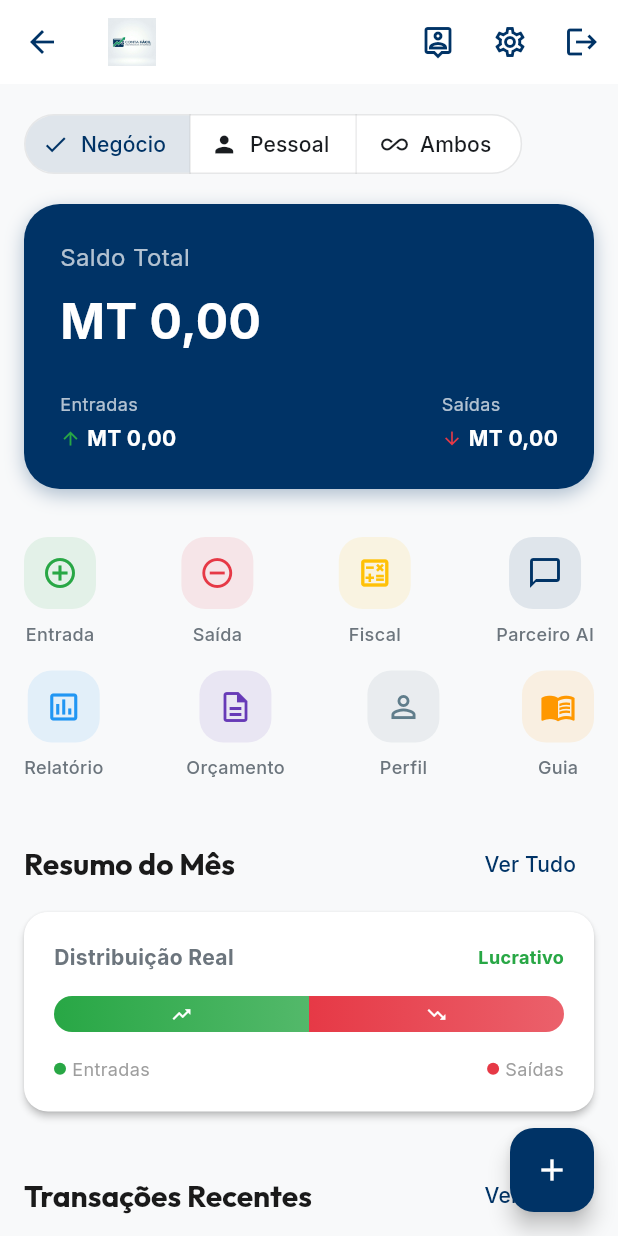
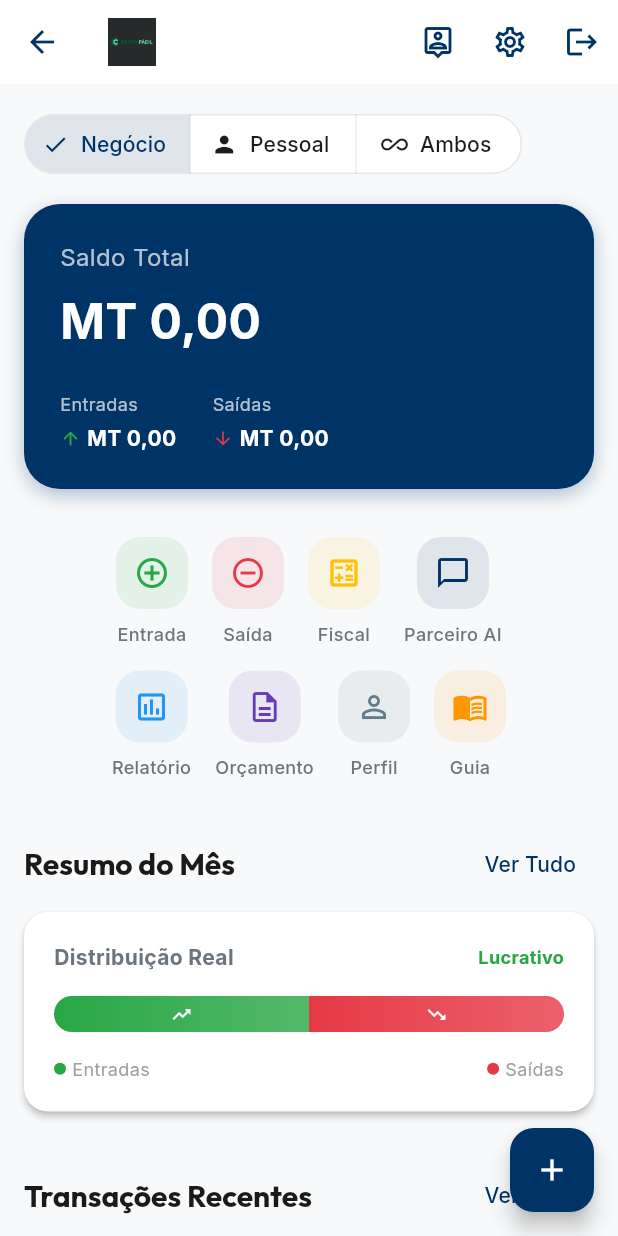
Before and after one commit to iradoweck/conta-facil, a Flutter app: the DashboardScreen screen opened directly, on a phone screen of 412 x 824 dp. Run offline on Flutter 3.47's test engine with Material 3 defaults, Android fonts, the light colour scheme and no system bars; our stand-ins replace flutter_riverpod, google_fonts, shared_preferences; accounts and stored records are empty.

```diff
--- a/lib/features/financeiro/presentation/screens/dashboard_screen.dart
+++ b/lib/features/financeiro/presentation/screens/dashboard_screen.dart
@@ -32,7 +32,10 @@ class DashboardScreen extends ConsumerWidget {
 
     return Scaffold(
       appBar: AppBar(
-        title: Image.asset('assets/images/logo.png', height: 32),
+        title: ConstrainedBox(
+          constraints: const BoxConstraints(maxWidth: 140),
+          child: Image.asset('assets/images/logo.png', height: 32),
+        ),
         actions: [
           IconButton(
             icon: const Icon(Icons.person_pin_outlined),
@@ -100,7 +103,13 @@ class DashboardScreen extends ConsumerWidget {
       child: Row(
         mainAxisAlignment: MainAxisAlignment.spaceBetween,
         children: [
-          Text(title, style: Theme.of(context).textTheme.titleLarge?.copyWith(fontWeight: FontWeight.bold)),
+          Expanded(
+            child: Text(
+              title,
+              style: Theme.of(context).textTheme.titleLarge?.copyWith(fontWeight: FontWeight.bold),
+              overflow: TextOverflow.ellipsis,
+            ),
+          ),
           if (onVerTudo != null)
             TextButton(
               onPressed: onVerTudo,
@@ -175,12 +184,17 @@ class DashboardScreen extends ConsumerWidget {
             ),
           ),
           const SizedBox(height: 24),
-          Row(
+            FittedBox(
+              fit: BoxFit.scaleDown,
+              alignment: Alignment.centerLeft,
+              child: Row(
                 mainAxisAlignment: MainAxisAlignment.spaceBetween,
                 children: [
                   _buildMiniBalance('Entradas', fmt.format(income), AppColors.success),
+                  const SizedBox(width: 24),
                   _buildMiniBalance('Saídas', fmt.format(expense), AppColors.alert),
                 ],
+              ),
             ),
         ],
       ),
@@ -201,9 +215,12 @@ class DashboardScreen extends ConsumerWidget {
               color: color,
             ),
             const SizedBox(width: 4),
-            Text(
+            Flexible(
+              child: Text(
                 value,
                 style: const TextStyle(color: Colors.white, fontWeight: FontWeight.bold),
+                overflow: TextOverflow.ellipsis,
+              ),
             ),
           ],
         ),
@@ -216,8 +233,10 @@ class DashboardScreen extends ConsumerWidget {
       padding: const EdgeInsets.symmetric(horizontal: 16),
       child: Column(
         children: [
-          Row(
-            mainAxisAlignment: MainAxisAlignment.spaceBetween,
+          Wrap(
+            spacing: 16,
+            runSpacing: 16,
+            alignment: WrapAlignment.spaceBetween,
             children: [
               _buildActionButton(context, Icons.add_circle_outline, 'Entrada', AppColors.success, () {
                 Navigator.of(context).push(MaterialPageRoute(builder: (_) => const AddTransactionScreen(initialType: TransactionType.income)));
@@ -234,8 +253,10 @@ class DashboardScreen extends ConsumerWidget {
             ],
           ),
           const SizedBox(height: 16),
-          Row(
-            mainAxisAlignment: MainAxisAlignment.spaceBetween,
+          Wrap(
+            spacing: 16,
+            runSpacing: 16,
+            alignment: WrapAlignment.spaceBetween,
             children: [
               _buildActionButton(context, Icons.assessment_outlined, 'Relatório', Colors.blue, () {
                 Navigator.of(context).push(MaterialPageRoute(builder: (_) => const FinancialReportsScreen()));
@@ -270,7 +291,13 @@ class DashboardScreen extends ConsumerWidget {
             child: Icon(icon, color: color),
           ),
           const SizedBox(height: 8),
-          Text(label, style: const TextStyle(fontSize: 12, fontWeight: FontWeight.w500)),
+          Text(
+            label,
+            style: const TextStyle(fontSize: 12, fontWeight: FontWeight.w500),
+            textAlign: TextAlign.center,
+            maxLines: 1,
+            overflow: TextOverflow.ellipsis,
+          ),
         ],
       ),
     );
@@ -404,14 +431,19 @@ class DashboardScreen extends ConsumerWidget {
               ),
               title: Text(t.title),
               subtitle: Text('${t.category} • ${DateFormat('dd/MM').format(t.date)}'),
-              trailing: Row(
-                mainAxisSize: MainAxisSize.min,
+              trailing: SizedBox(
+                width: 120,
+                child: Row(
+                  mainAxisAlignment: MainAxisAlignment.end,
                   children: [
-                  Text(
+                    Flexible(
+                      child: Text(
                         '${isIncome ? '+' : '-'} ${fmt.format(t.amount)}',
                         style: TextStyle(
                           fontWeight: FontWeight.bold,
                           color: isIncome ? AppColors.success : AppColors.alert,
+                        ),
+                        overflow: TextOverflow.ellipsis,
                       ),
                     ),
                     PopupMenuButton(
@@ -428,6 +460,7 @@ class DashboardScreen extends ConsumerWidget {
                       ],
                     ),
                   ],
+                ),
               ),
             );
           },
@@ -538,9 +571,12 @@ class DashboardScreen extends ConsumerWidget {
           Row(
             mainAxisAlignment: MainAxisAlignment.spaceBetween,
             children: [
-              Text(
+              Expanded(
+                child: Text(
                   'Meta $contextLabel: ${fmt.format(target)}',
                   style: const TextStyle(fontWeight: FontWeight.bold, fontSize: 13),
+                  overflow: TextOverflow.ellipsis,
+                ),
               ),
               Text(
                 '$percentage%',
```
Also changed, not shown: assets/images/app_icon.png, assets/images/logo.png. Lines whose indentation alone changed are shown as unchanged.
